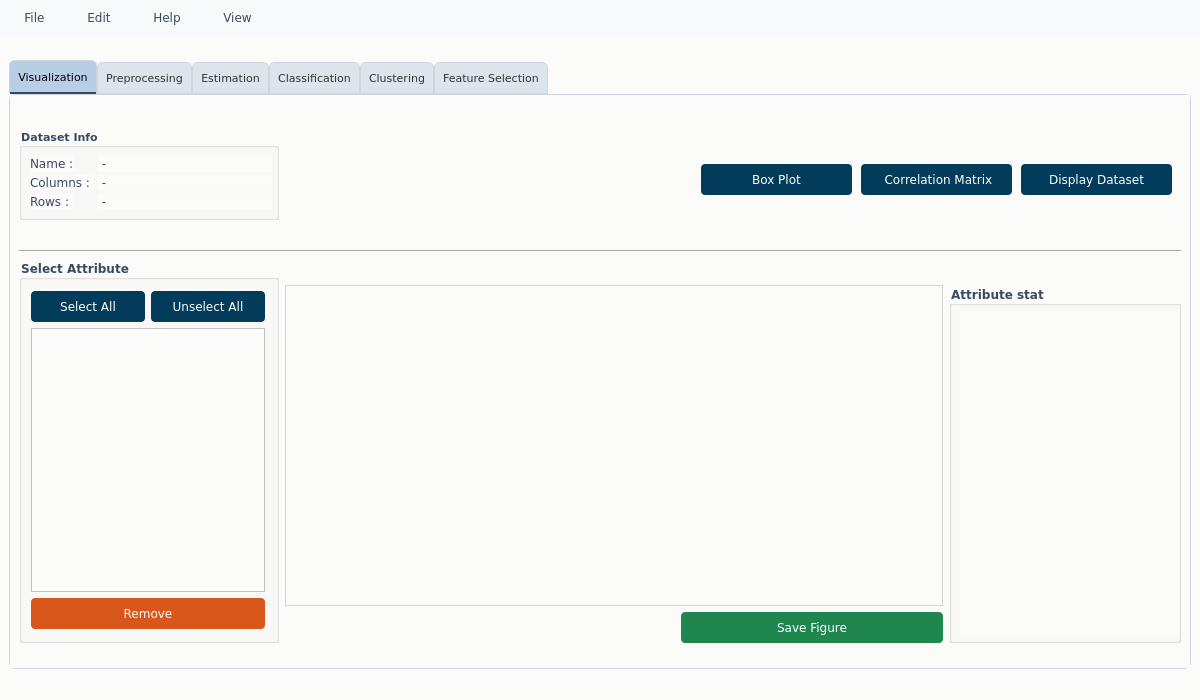
This is version0/main.ui in Sadmi-Riad/Minec-Medical as Qt 5 draws it before an edit. The edited form follows.
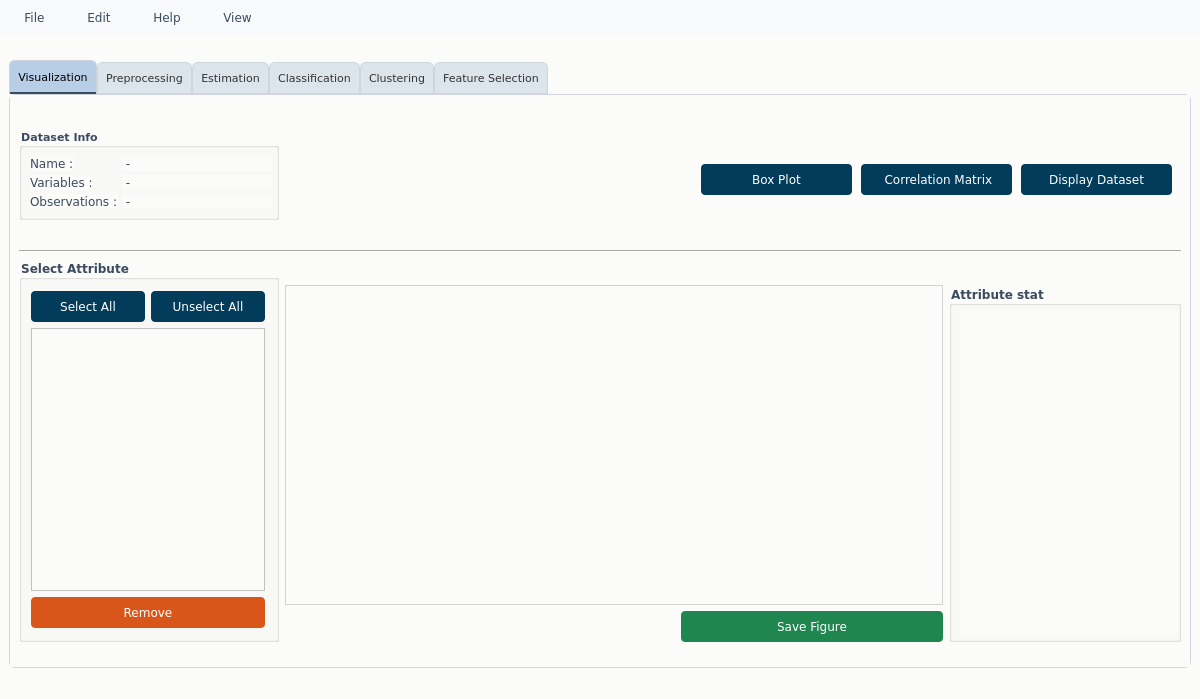
This is the edited form. The open tabs and pages were chosen to show the change.

Commit message: Updating the ui by adding new algorithms for clustering and updating the dataset infos to medical terms

What changed in the file:
```diff
--- a/version0/main.ui
+++ b/version0/main.ui
@@ -10,7 +10,7 @@
     <x>0</x>
     <y>0</y>
     <width>1200</width>
-    <height>700</height>
+    <height>699</height>
    </rect>
   </property>
   <property name="font">
@@ -263,7 +263,7 @@
                 </font>
                </property>
                <property name="text">
-                <string>Rows : </string>
+                <string>Observations :</string>
                </property>
               </widget>
              </item>
@@ -287,7 +287,7 @@
                 </font>
                </property>
                <property name="text">
-                <string>Columns : </string>
+                <string>Variables :</string>
                </property>
               </widget>
              </item>
```
Left out of the diff: 9 changed lines with no effect on the pictures. The commit also changes 1 other file.
